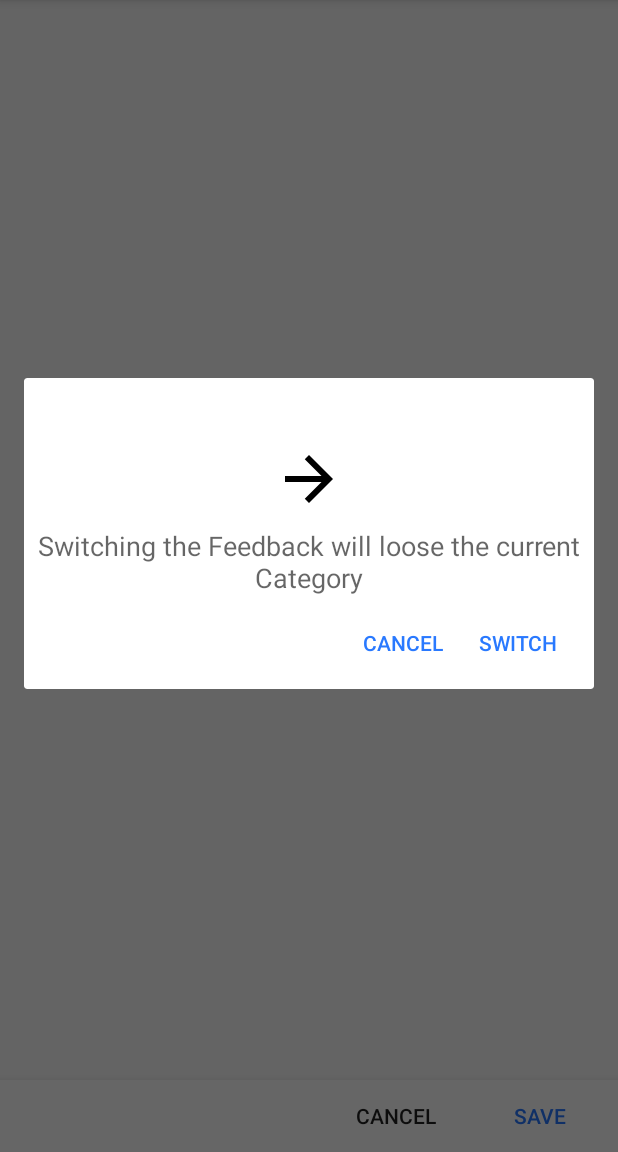
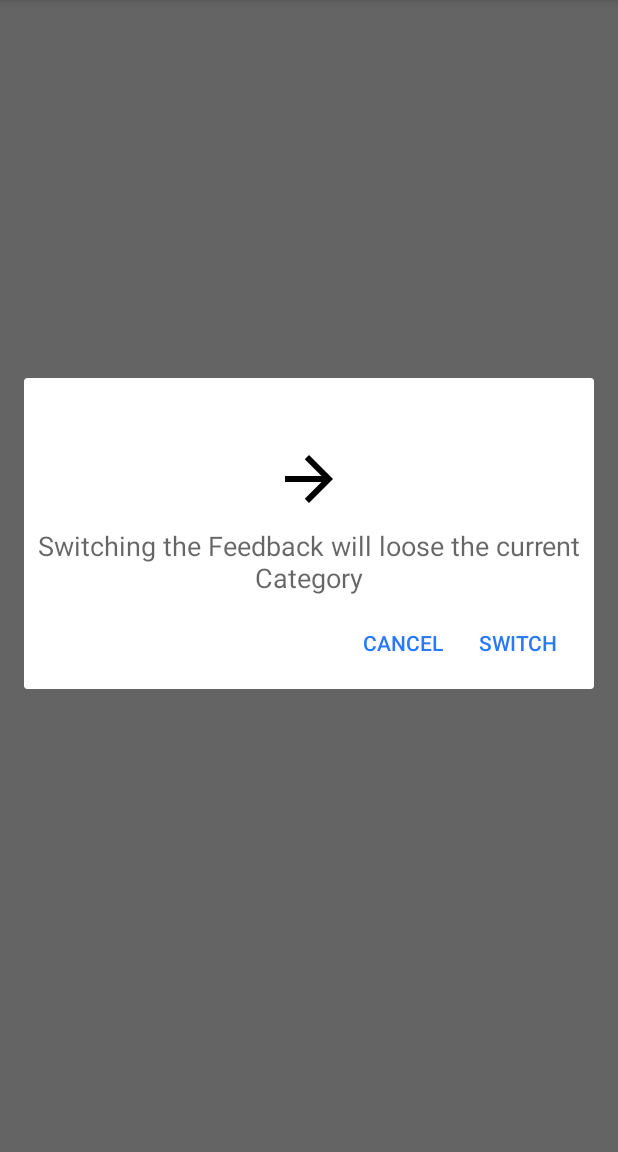
Before and after one commit to seibushin/feedbackr, an Android app: the FeedbackEditActivity screen opened directly, with no data from a screen before it, after a tap on "Switch Feedback", on a phone screen of 412 x 824 dp, the part 84-1236 px from its top. Run offline under Robolectric (Android 15) with nearby library versions, the phone set to English and light mode, and no system bars; our stand-ins replace data binding; 17 statements that could not run were skipped.

```diff
--- a/Android/app/src/main/res/layout/activity_feedback_edit.xml
+++ b/Android/app/src/main/res/layout/activity_feedback_edit.xml
@@ -29,46 +29,4 @@
         app:layout_behavior="@string/appbar_scrolling_view_behavior"/>
 
 
-    <android.support.v7.widget.CardView
-        android:layout_width="match_parent"
-        android:layout_height="wrap_content"
-        android:layout_gravity="bottom"
-        app:cardBackgroundColor="@color/colorPrimaryDetail"
-        app:cardCornerRadius="0dp"
-        app:cardElevation="8dp"
-        app:elevation="8dp">
-
-        <android.support.constraint.ConstraintLayout
-            android:layout_width="match_parent"
-            android:layout_height="wrap_content">
-
-            <Button
-                android:id="@+id/detail_save"
-                android:layout_width="wrap_content"
-                android:layout_height="wrap_content"
-                android:layout_marginEnd="8dp"
-                android:layout_marginRight="8dp"
-                android:background="?android:attr/selectableItemBackground"
-                android:text="@string/save"
-                android:textColor="?attr/colorAccent"
-                app:layout_constraintBottom_toBottomOf="parent"
-                app:layout_constraintRight_toRightOf="parent"
-                app:layout_constraintTop_toTopOf="parent"/>
-
-            <Button
-                android:id="@+id/detail_cancel"
-                android:layout_width="wrap_content"
-                android:layout_height="wrap_content"
-                android:layout_marginEnd="8dp"
-                android:layout_marginRight="8dp"
-                android:background="?android:attr/selectableItemBackground"
-                android:text="@string/cancel"
-                app:layout_constraintBottom_toBottomOf="parent"
-                app:layout_constraintRight_toLeftOf="@+id/detail_save"
-                app:layout_constraintTop_toTopOf="parent"/>
-
-
-        </android.support.constraint.ConstraintLayout>
-    </android.support.v7.widget.CardView>
-
 </android.support.design.widget.CoordinatorLayout>
```
Also changed, not shown: Android/app/src/main/java/de/hhu/cs/feedbackr/model/FirebaseHelper.java (+10 -1 lines), Android/app/src/main/java/de/hhu/cs/feedbackr/view/FeedbackEditActivity.java (+7 -49 lines), Android/app/src/main/java/de/hhu/cs/feedbackr/view/MainActivity.java (+6 -11 lines), 1 other file.
